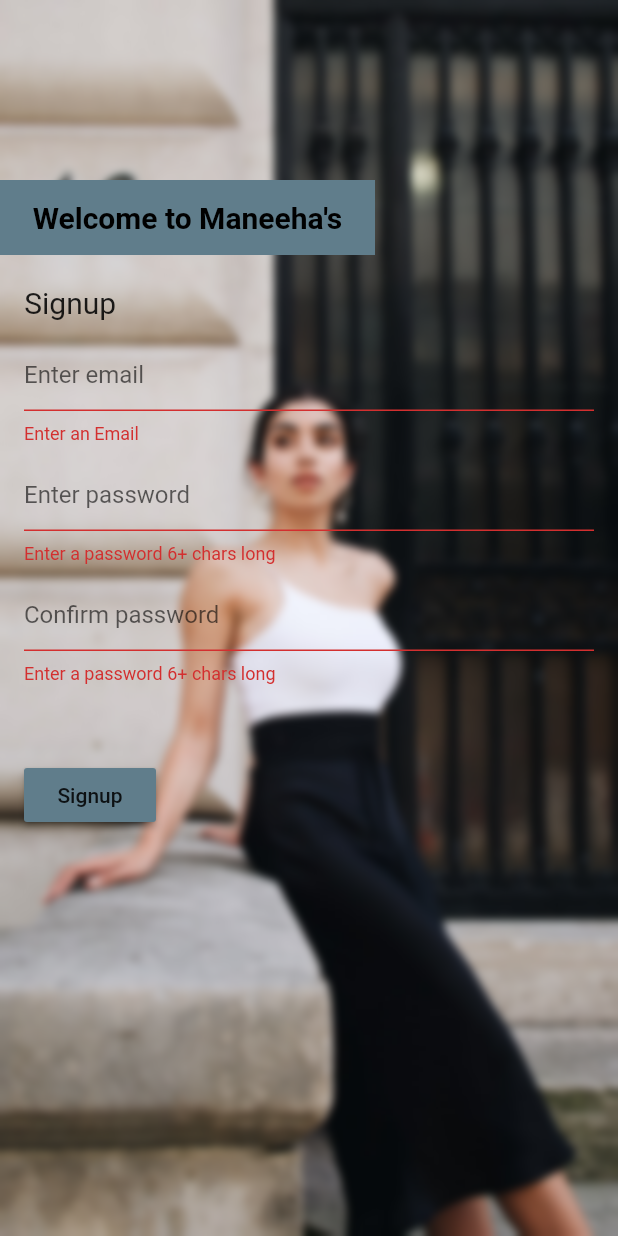
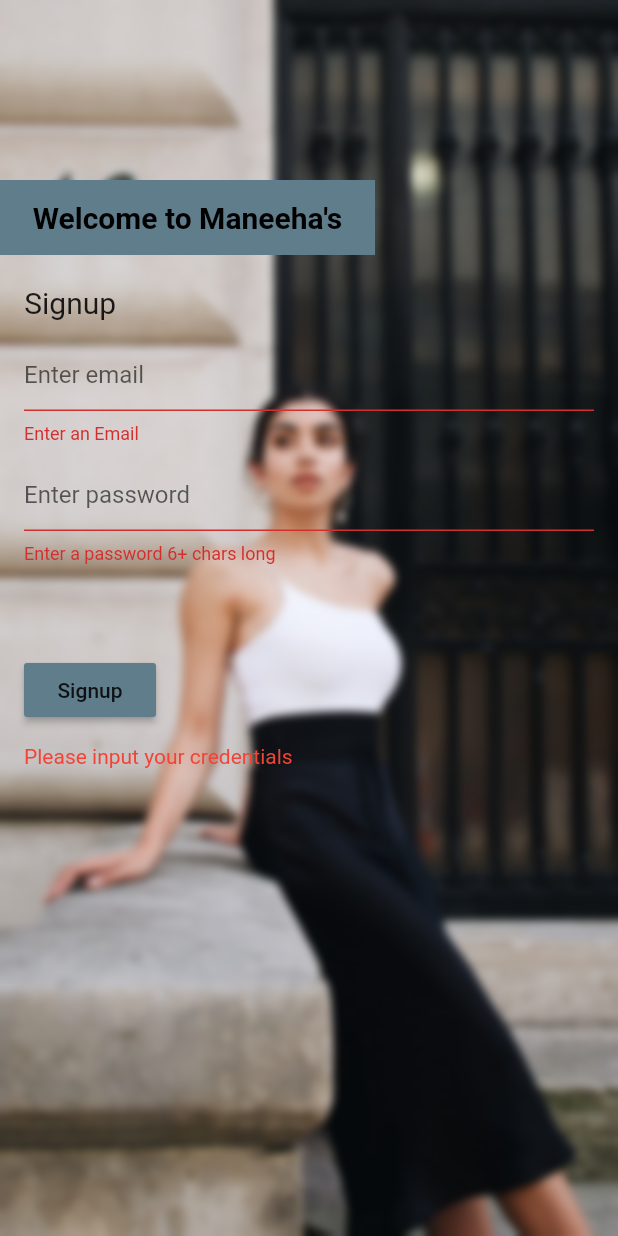
Before and after one commit to JibKh/Group-3-Maneeha-s-Application, a Flutter app: the Signup screen opened directly, after a tap on "Signup", on a phone screen of 412 x 824 dp. Run offline on Flutter 3.47's test engine with Material 2 defaults, Android fonts, the light colour scheme and no system bars; our stand-ins replace carousel_pro, cloud_firestore, firebase_auth, firebase_storage, flutter_spinkit, fluttertoast and 1 more; missing offline and left inert: flutter_statusbarcolor; accounts and stored records are empty; network calls fail.

Commit message:
Jibran end of night fixes

```diff
--- a/lib/main.dart
+++ b/lib/main.dart
@@ -1,5 +1,6 @@
 import 'package:first_proj/pages/HomePageTabs.dart';
 import 'package:first_proj/pages/authenticate.dart';
+import 'package:first_proj/pages/login.dart';
 import 'package:first_proj/util/firebase_auth.dart';
 import 'package:first_proj/util/user.dart';
 import 'package:flutter/material.dart';
@@ -36,8 +37,11 @@
     final user = Provider.of<User>(context);
 
     if (user == null) {
+      print('main login');
       return Authenticate();
     } else {
+      print('main homepagetabs');
+      //Navigator.pop(context);
       return HomePageTabs(user: user,);
     }
   }
--- a/lib/pages/HomePageTabs.dart
+++ b/lib/pages/HomePageTabs.dart
@@ -87,7 +87,7 @@
         child: ListView(
           children: <Widget>[
             UserAccountsDrawerHeader(
-              accountName: Text(''), accountEmail: Text( widget.user.email != null ? widget.user.email : 'Anonymous'),
+              accountName: Text(''), accountEmail: Text('Hello@gmail.com'),//accountEmail: Text( widget.user.email != null ? widget.user.email : 'Anonymous'),
               currentAccountPicture: GestureDetector(
                 child: CircleAvatar(
                   child: Icon(
--- a/lib/pages/confirmation.dart
+++ b/lib/pages/confirmation.dart
@@ -50,7 +50,7 @@
                     child: new RaisedButton(
                       onPressed: () {
                         Navigator.pushReplacement(
-                          context, MaterialPageRoute(builder: (BuildContext context) => HomePageTabs())
+                          context, MaterialPageRoute(builder: (BuildContext context) => HomePageTabs(user: null))
                         );
                       },
                       child: Text('Back to homepage'),
--- a/lib/pages/register.dart
+++ b/lib/pages/register.dart
@@ -1,5 +1,6 @@
 import 'dart:ui';
 
+import 'package:first_proj/util/loading.dart';
 import 'package:flutter/material.dart';
 import 'package:first_proj/util/firebase_auth.dart';
 
@@ -18,6 +19,15 @@
   // For input validation
   final _formKey = GlobalKey<FormState>();
 
+
+  // To load up the loading screen.
+  bool loading;
+  @override
+  void initState() {
+    super.initState();
+    loading = false;
+  }
+
   String email = "";
   String password = "";
   String error = "";
@@ -25,7 +35,7 @@
   @override
   Widget build(BuildContext context) {
 
-    return Scaffold(
+    return loading ? Loading() : Scaffold(
       resizeToAvoidBottomInset: false,
       body: Stack(
         children: <Widget>[
@@ -122,17 +132,17 @@
                             ),
                           ),
                           const SizedBox(height: 10.0),
-                          TextFormField(
-                            validator: (val) => val.length < 6 ? 'Enter a password 6+ chars long' : null,
-                            cursorColor: Colors.red,
-                            obscureText: true,
-                            onChanged: (val) {
-                              setState(() => password = val);
-                            },
-                            decoration: InputDecoration(
-                                hintText: "Confirm password"
-                            ),
-                          ),
+                          // TextFormField(
+                          //   validator: (val) => val.length < 6 ? 'Enter a password 6+ chars long' : null,
+                          //   cursorColor: Colors.red,
+                          //   obscureText: true,
+                          //   onChanged: (val) {
+                          //     setState(() => password = val);
+                          //   },
+                          //   decoration: InputDecoration(
+                          //       hintText: "Confirm password"
+                          //   ),
+                          // ),
 
                           // Signup button
                           const SizedBox(height: 50.0),
@@ -140,12 +150,24 @@
                             color: Colors.blueGrey,
                             child: Text("Signup"),
                             onPressed: () async {
+                              setState(() => loading = true);
                               if(_formKey.currentState.validate()) {
-                                Navigator.pop(context);
                                 dynamic result = await _auth.registerWithEmailAndPassword(email, password);
                                 if (result == null) {
-                                  setState(() => error = 'Please apply valid email');
+                                  setState(() {
+                                    error = 'Please apply a valid email ID';
+                                    print('HELP MY BRAIN');
+                                    loading = false;
+                                  });
+                                } else {
+                                  setState(() => loading = false);
+                                  Navigator.pop(context);
                                 }
+                              } else {
+                                setState(() {
+                                  loading = false;
+                                  error = 'Please input your credentials';
+                                  });
                               }
                             },
                           ),
```
Also changed, not shown: lib/pages/login.dart (+18 -6 lines).
